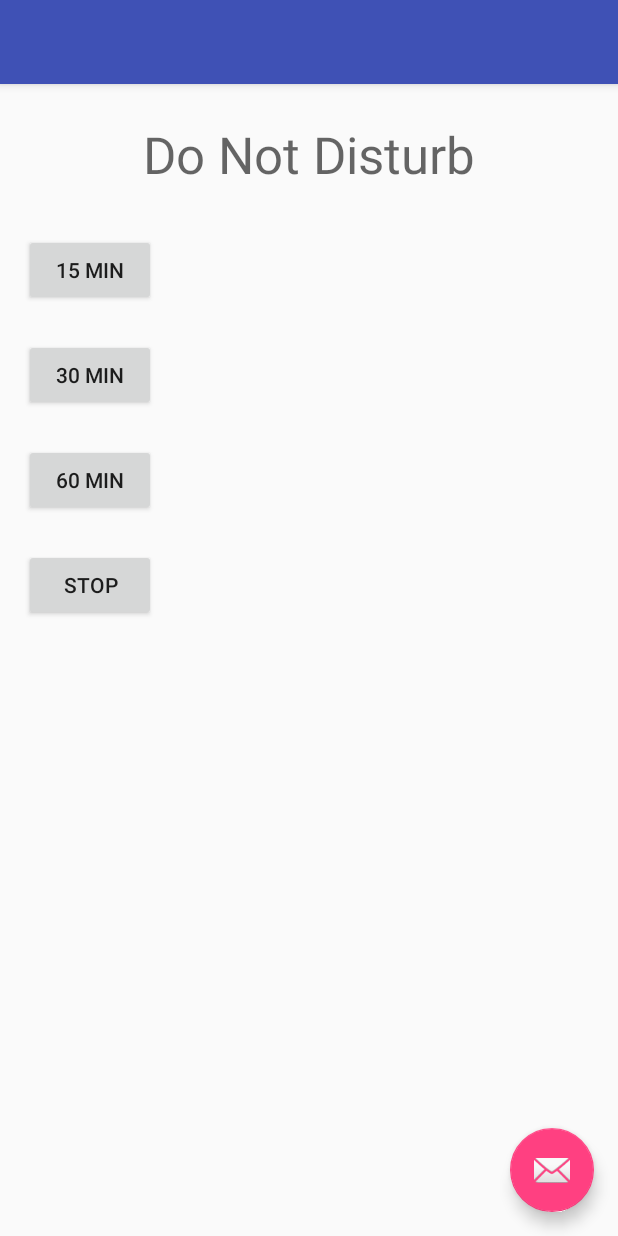
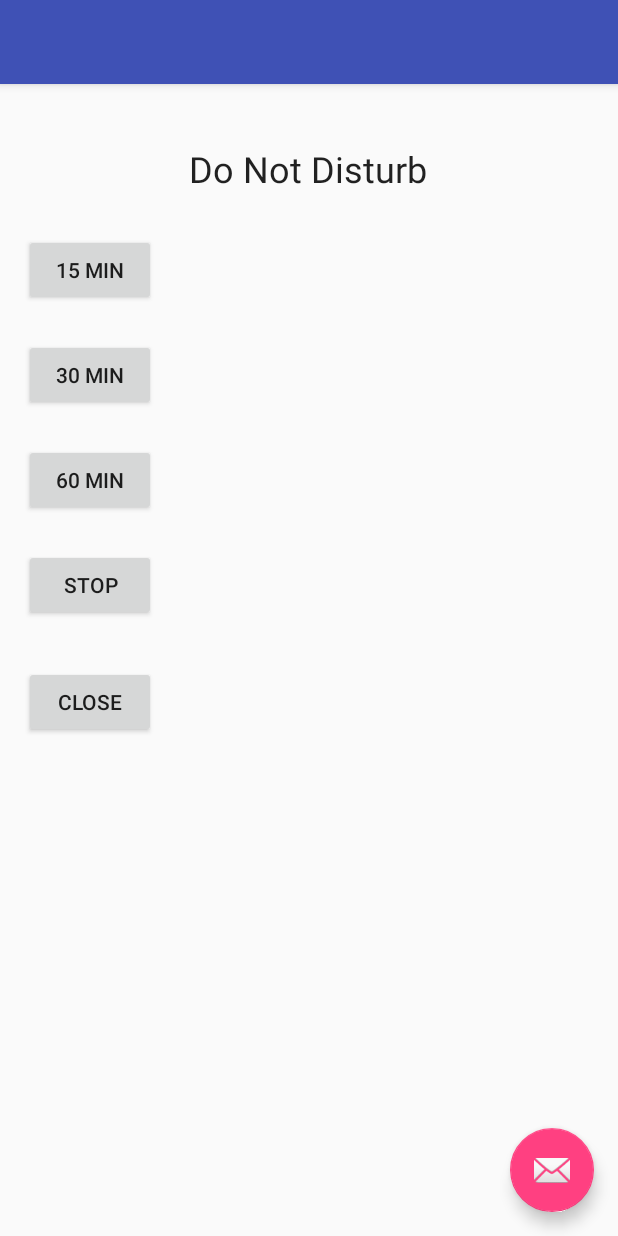
Before and after one commit to sumeshm/Android, an Android app: the screen it shows after launch (DriverActivity), on a phone screen of 412 x 824 dp. Run offline under Robolectric (Android 15) with nearby library versions, the phone set to English and light mode, and no system bars.

```diff
--- a/DndQuickToggle/app/src/main/res/layout/content_driver.xml
+++ b/DndQuickToggle/app/src/main/res/layout/content_driver.xml
@@ -7,6 +7,18 @@
     app:layout_behavior="@string/appbar_scrolling_view_behavior"
     tools:context="planetjup.com.dndquicktoggle.DriverActivity"
     tools:showIn="@layout/activity_driver">
+
+    <Button
+        android:id="@+id/buttonClose"
+        style="@style/Widget.AppCompat.Button"
+        android:layout_width="wrap_content"
+        android:layout_height="wrap_content"
+        android:layout_marginStart="16dp"
+        android:layout_marginTop="388dp"
+        android:text="Close"
+        android:visibility="visible"
+        app:layout_constraintStart_toStartOf="parent"
+        app:layout_constraintTop_toTopOf="parent" />
 
     <Button
         android:id="@+id/buttonStop"
@@ -62,11 +74,11 @@
         android:layout_height="wrap_content"
         android:layout_marginEnd="8dp"
         android:layout_marginStart="8dp"
-        android:layout_marginTop="24dp"
+        android:layout_marginTop="40dp"
         android:text="Do Not Disturb"
-        android:textAppearance="@style/TextAppearance.AppCompat.Display1"
+        android:textAppearance="@style/TextAppearance.AppCompat.Headline"
         app:layout_constraintEnd_toEndOf="parent"
-        app:layout_constraintHorizontal_bias="0.5"
+        app:layout_constraintHorizontal_bias="0.497"
         app:layout_constraintStart_toStartOf="parent"
         app:layout_constraintTop_toTopOf="parent" />
 </android.support.constraint.ConstraintLayout>
--- a/DndQuickToggle/app/src/main/res/values/strings.xml
+++ b/DndQuickToggle/app/src/main/res/values/strings.xml
@@ -1,4 +1,7 @@
 <resources>
     <string name="app_name">DndQuickToggle</string>
+    <string name="tile_name">DnD</string>
     <string name="action_settings">Settings</string>
+    <string name="class_driver_activity">DriverActivity</string>
+    <string name="class_tile_service">DndTileService</string>
 </resources>
```
Also changed, not shown: DndQuickToggle/app/src/main/AndroidManifest.xml (+11 -1 lines), DndQuickToggle/app/src/main/java/planetjup/com/dndquicktoggle/DndTileService.java (added, +45 -0 lines), DndQuickToggle/app/src/main/java/planetjup/com/dndquicktoggle/DriverActivity.java (+73 -55 lines), DndQuickToggle/app/src/main/res/layout/layout_popup.xml (added, +15 -0 lines), 1 other file.
